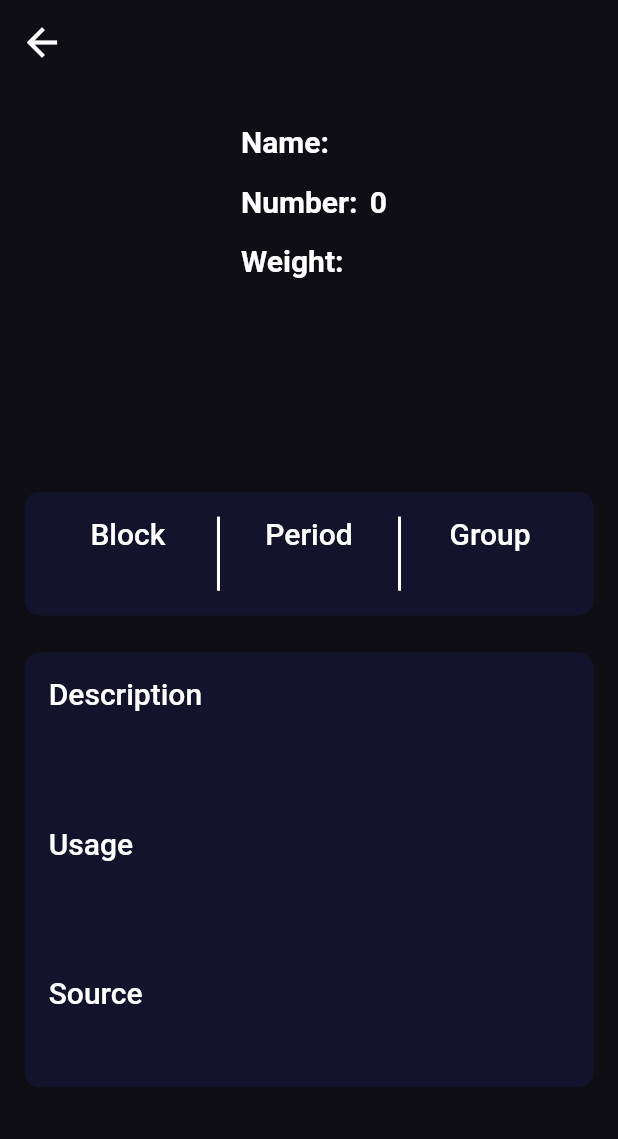
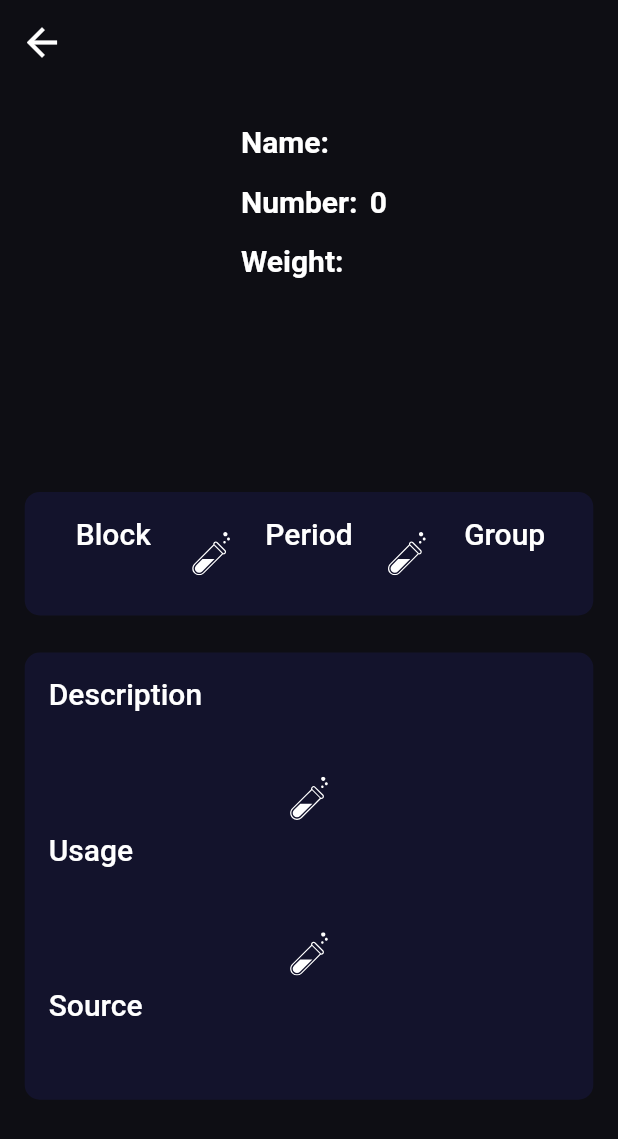
Before and after one commit to furkanagess/elements_app, a Flutter app: the ElementDetailView screen opened directly with empty values, on a phone screen of 412 x 824 dp. Shown: the top 1139 px of the screen. Run offline on Flutter 3.47's test engine with Material 2 defaults, Android fonts, the phone set to English and light mode, and no system bars; our stand-ins replace equatable, flutter_svg, lottie.

Commit message:
svg added

```diff
--- a/lib/feature/view/detail/element_detail_view.dart
+++ b/lib/feature/view/detail/element_detail_view.dart
@@ -1,6 +1,7 @@
 import 'package:elements_app/feature/model/periodic_element.dart';
 import 'package:elements_app/product/constants/app_colors.dart';
 import 'package:elements_app/product/constants/app_strings.dart';
+import 'package:elements_app/product/constants/assets_constants.dart';
 import 'package:elements_app/product/extensions/color_extension.dart';
 import 'package:elements_app/product/extensions/context_extensions.dart';
 import 'package:elements_app/product/widget/container/element_symbol_container.dart';
@@ -8,6 +9,7 @@ import 'package:elements_app/product/widget/text/element_detail_row.dart';
 import 'package:elements_app/product/widget/text/element_info_long_text.dart';
 import 'package:elements_app/product/widget/text/element_info_row.dart';
 import 'package:flutter/material.dart';
+import 'package:flutter_svg/flutter_svg.dart';
 
 class ElementDetailView extends StatelessWidget {
   final PeriodicElement element;
@@ -57,11 +59,11 @@ class ElementDetailView extends StatelessWidget {
             Expanded(
               child: blockPart(),
             ),
-            verticalDivider(),
+            dividerSVG(context),
             Expanded(
               child: periodPart(),
             ),
-            verticalDivider(),
+            dividerSVG(context),
             Expanded(
               child: groupPart(),
             ),
@@ -128,14 +130,25 @@ class ElementDetailView extends StatelessWidget {
             Column(
               children: [
                 descriptionParagraph(),
-                spacer(context, 0.05),
+                dividerSVG(context),
                 usageParagraph(),
-                spacer(context, 0.05),
+                dividerSVG(context),
                 sourceParagraph(),
               ],
             ),
           ],
         ),
+      ),
+    );
+  }
+
+  Widget dividerSVG(BuildContext context) {
+    return Padding(
+      padding: context.paddingLow,
+      child: SvgPicture.asset(
+        AssetConstants.instance.svgTestTube,
+        color: Colors.white,
+        height: context.dynamicHeight(0.035),
       ),
     );
   }
--- a/lib/product/constants/assets_constants.dart
+++ b/lib/product/constants/assets_constants.dart
@@ -18,7 +18,11 @@ class AssetConstants {
   String get svgStar => toSVG("star");
   String get svgStarTwo => toSVG("star-2");
   String get svgWarning => toSVG("warning");
-  String get right => toSVG("right-icon");
+  String get svgRight => toSVG("right-icon");
+  String get svgTube => toSVG("tube");
+  String get svgScience => toSVG("science");
+  String get svgScienceTwo => toSVG("science_two");
+  String get svgTestTube => toSVG("test_tube");
   // Lottie
   String toLottie(String src) => "assets/lottie/$src.json";
   String get lottieCorrectTwo => toLottie("correct_2");
--- a/lib/product/widget/textField/long_feedback_textfield.dart
+++ b/lib/product/widget/textField/long_feedback_textfield.dart
@@ -24,8 +24,10 @@ final class FeedbackLongTextField extends StatelessWidget {
         style: const TextStyle(color: AppColors.background),
         maxLength: 300,
         decoration: InputDecoration(
-          hintStyle: context.textTheme.bodyMedium
-              ?.copyWith(color: AppColors.background),
+          hintStyle: context.textTheme.bodyMedium?.copyWith(
+            color: AppColors.background,
+            fontWeight: FontWeight.bold,
+          ),
           hintText: title,
           hoverColor: AppColors.background,
           focusColor: AppColors.background,
```
Also changed, not shown: assets/svg/science.svg (added), assets/svg/science_two.svg (added), assets/svg/test_tube.svg (added), assets/svg/tube.svg (added).
